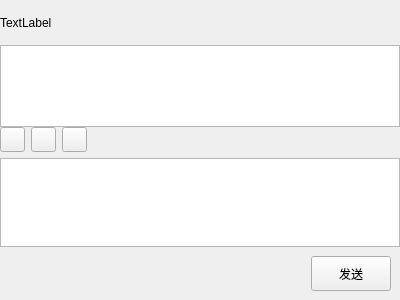
Qt form client/chat_client/widgets/ui/chatwidget.ui (brown-pants/dogChat) before a commit.
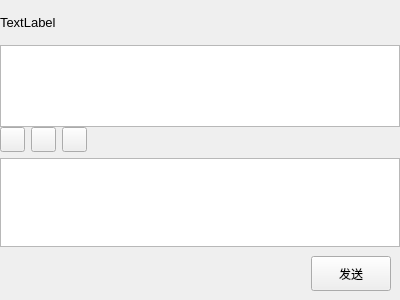
The same form after that commit. Icons and pictures are not drawn.

What changed in the file:
```diff
--- a/client/chat_client/widgets/ui/chatwidget.ui
+++ b/client/chat_client/widgets/ui/chatwidget.ui
@@ -66,7 +66,12 @@
        <number>0</number>
       </property>
       <item>
-       <widget class="QLabel" name="label">
+       <widget class="QLabel" name="userLabel">
+        <property name="font">
+         <font>
+          <pointsize>10</pointsize>
+         </font>
+        </property>
         <property name="mouseTracking">
          <bool>true</bool>
         </property>
```
